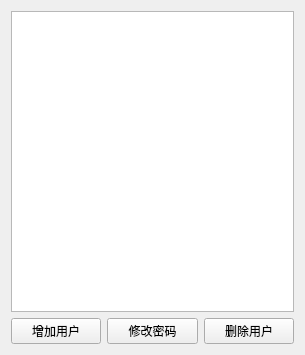
This is source/page_user_mgr.ui in liangtie/carbon-sink-calculation as Qt 5 draws it before an edit. The edited form follows.
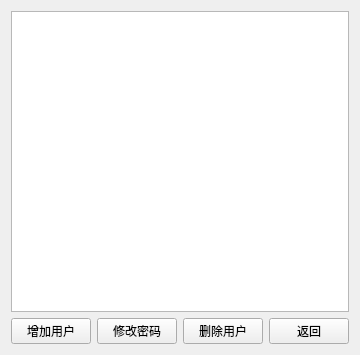
This is the edited form.

Commit message: Finish PageUserMgr

What changed in the file:
```diff
--- a/source/page_user_mgr.ui
+++ b/source/page_user_mgr.ui
@@ -40,6 +40,13 @@
        </property>
       </widget>
      </item>
+     <item>
+      <widget class="QPushButton" name="btn_back">
+       <property name="text">
+        <string>返回</string>
+       </property>
+      </widget>
+     </item>
     </layout>
    </item>
   </layout>
```
Left out of the diff: 6 changed lines with no effect on the pictures. The commit also changes 15 other files.
